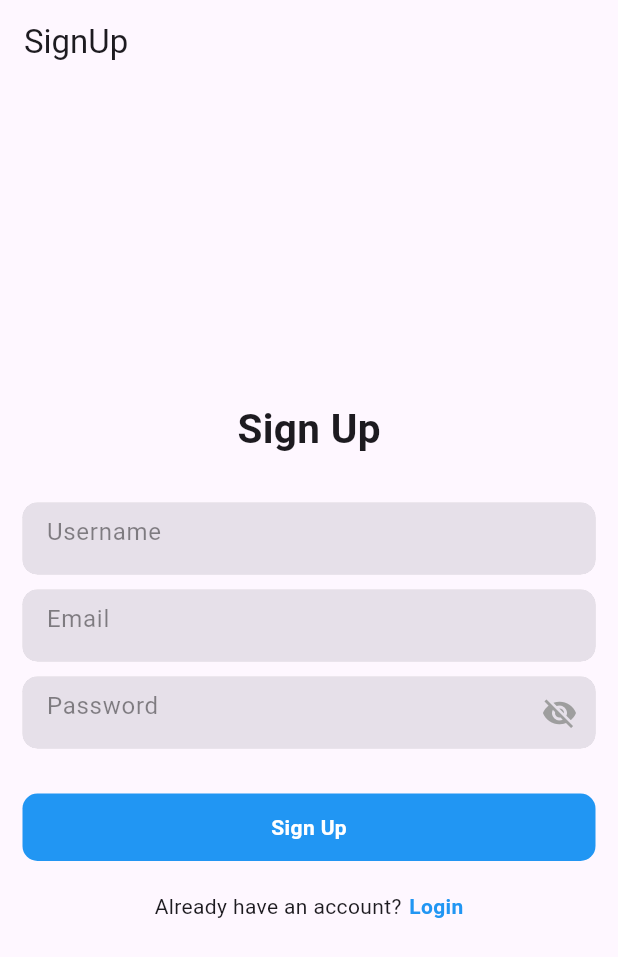
After one commit to Rdk26/real_estate_app, a Flutter app: the screen it shows after launch, after a tap on "Sign Up", on a phone screen of 412 x 824 dp. The commit adds this screen. Shown: the top 957 px of the screen. Run offline on Flutter 3.47's test engine with Material 3 defaults, Android fonts, the phone set to English and light mode, and no system bars; our stand-ins replace carousel_slider, cloud_firestore, firebase_auth, firebase_core, fluttertoast, font_awesome_flutter and 2 more; accounts and stored records are empty; network calls fail.

Commit message:
feat: implement authentication via firebase

```diff
--- /dev/null
+++ b/lib/features/app/splash_screen/splash_screen.dart
@@ -0,0 +1,37 @@
+import 'package:flutter/material.dart';
+
+class SplashScreen extends StatefulWidget {
+  final Widget? child;
+  const SplashScreen({super.key, this.child});
+
+  @override
+  State<SplashScreen> createState() => _SplashScreenState();
+}
+
+class _SplashScreenState extends State<SplashScreen> {
+  @override
+  void initState() {
+    Future.delayed(const Duration(seconds: 3), () {
+      Navigator.pushAndRemoveUntil(
+          context,
+          MaterialPageRoute(builder: (context) => widget.child!),
+          (route) => false);
+    });
+    super.initState();
+  }
+
+  @override
+  Widget build(BuildContext context) {
+    return const Scaffold(
+      body: Center(
+        child: Text(
+          "Welcome To Flutter Firebase",
+          style: TextStyle(
+            color: Colors.blue,
+            fontWeight: FontWeight.bold,
+          ),
+        ),
+      ),
+    );
+  }
+}
--- /dev/null
+++ b/lib/features/user_auth/presentation/pages/login_page.dart
@@ -0,0 +1,211 @@
+import 'package:cloud_firestore/cloud_firestore.dart';
+import 'package:firebase_auth/firebase_auth.dart';
+import 'package:flutter/material.dart';
+import 'package:real_estate_app/features/user_auth/presentation/pages/sign_up_page.dart';
+import 'package:real_estate_app/features/user_auth/presentation/widgets/form_container_widget.dart';
+import 'package:real_estate_app/global/common/toast.dart';
+import 'package:real_estate_app/features/user_auth/user_auth_implementation/firebase_auth_services.dart';
+import 'package:font_awesome_flutter/font_awesome_flutter.dart';
+import 'package:google_sign_in/google_sign_in.dart';
+
+class LoginPage extends StatefulWidget {
+  const LoginPage({super.key});
+
+  @override
+  State<LoginPage> createState() => _LoginPageState();
+}
+
+class _LoginPageState extends State<LoginPage> {
+  bool _isSigning = false;
+  final FirebaseAuthService _auth = FirebaseAuthService();
+  final FirebaseAuth _firebaseAuth = FirebaseAuth.instance;
+  final TextEditingController _emailController = TextEditingController();
+  final TextEditingController _passwordController = TextEditingController();
+
+  @override
+  void dispose() {
+    _emailController.dispose();
+    _passwordController.dispose();
+    super.dispose();
+  }
+
+  @override
+  Widget build(BuildContext context) {
+    return Scaffold(
+      appBar: AppBar(
+        automaticallyImplyLeading: false,
+        title: const Text("Login"),
+      ),
+      body: Center(
+        child: Padding(
+          padding: const EdgeInsets.symmetric(horizontal: 15),
+          child: Column(
+            mainAxisAlignment: MainAxisAlignment.center,
+            children: [
+              const Text(
+                "Login",
+                style: TextStyle(fontSize: 27, fontWeight: FontWeight.bold),
+              ),
+              const SizedBox(
+                height: 30,
+              ),
+              FormContainerWidget(
+                controller: _emailController,
+                hintText: "Email",
+                isPasswordField: false,
+              ),
+              const SizedBox(
+                height: 10,
+              ),
+              FormContainerWidget(
+                controller: _passwordController,
+                hintText: "Password",
+                isPasswordField: true,
+              ),
+              const SizedBox(
+                height: 30,
+              ),
+              GestureDetector(
+                onTap: () {
+                  _signIn();
+                },
+                child: Container(
+                  width: double.infinity,
+                  height: 45,
+                  decoration: BoxDecoration(
+                    color: Colors.blue,
+                    borderRadius: BorderRadius.circular(10),
+                  ),
+                  child: Center(
+                    child: _isSigning
+                        ? const CircularProgressIndicator(
+                            color: Colors.white,
+                          )
+                        : const Text(
+                            "Login",
+                            style: TextStyle(
+                              color: Colors.white,
+                              fontWeight: FontWeight.bold,
+                            ),
+                          ),
+                  ),
+                ),
+              ),
+              const SizedBox(
+                height: 10,
+              ),
+              GestureDetector(
+                onTap: () {
+                  _signInWithGoogle();
+                },
+                child: Container(
+                  width: double.infinity,
+                  height: 45,
+                  decoration: BoxDecoration(
+                    color: Colors.red,
+                    borderRadius: BorderRadius.circular(10),
+                  ),
+                  child: const Center(
+                    child: Row(
+                      mainAxisAlignment: MainAxisAlignment.center,
+                      children: [
+                        Icon(
+                          FontAwesomeIcons.google,
+                          color: Colors.white,
+                        ),
+                        SizedBox(
+                          width: 5,
+                        ),
+                        Text(
+                          "Sign in with Google",
+                          style: TextStyle(
+                            color: Colors.white,
+                            fontWeight: FontWeight.bold,
+                          ),
+                        ),
+                      ],
+                    ),
+                  ),
+                ),
+              ),
+              const SizedBox(
+                height: 20,
+              ),
+              Row(
+                mainAxisAlignment: MainAxisAlignment.center,
+                children: [
+                  Text("Don't have an account?"),
+                  const SizedBox(
+                    width: 5,
+                  ),
+                  GestureDetector(
+                    onTap: () {
+                      Navigator.pushAndRemoveUntil(
+                        context,
+                        MaterialPageRoute(builder: (context) => SignUpPage()),
+                        (route) => false,
+                      );
+                    },
+                    child: const Text(
+                      "Sign Up",
+                      style: TextStyle(
+                        color: Colors.blue,
+                        fontWeight: FontWeight.bold,
+                      ),
+                    ),
+                  ),
+                ],
+              ),
+            ],
+          ),
+        ),
+      ),
+    );
+  }
+
+  void _signIn() async {
+    setState(() {
+      _isSigning = true;
+    });
+
+    String email = _emailController.text;
+    String password = _passwordController.text;
+
+    User? user = await _auth.signInWithEmailAndPassword(email, password);
+
+    setState(() {
+      _isSigning = false;
+    });
+
+    if (user != null) {
+      showToast(message: "User is successfully signed in");
+      Navigator.pushNamed(context, "/home");
+    } else {
+      showToast(message: "some error occured");
+    }
+  }
+
+  _signInWithGoogle() async {
+    final GoogleSignIn _googleSignIn = GoogleSignIn();
+
+    try {
+      final GoogleSignInAccount? googleSignInAccount =
+          await _googleSignIn.signIn();
+
+      if (googleSignInAccount != null) {
+        final GoogleSignInAuthentication googleSignInAuthentication =
+            await googleSignInAccount.authentication;
+
+        final AuthCredential credential = GoogleAuthProvider.credential(
+          idToken: googleSignInAuthentication.idToken,
+          accessToken: googleSignInAuthentication.accessToken,
+        );
+
+        await _firebaseAuth.signInWithCredential(credential);
+        Navigator.pushNamed(context, "/home");
+      }
+    } catch (e) {
+      showToast(message: "some error occured $e");
+    }
+  }
+}
--- /dev/null
+++ b/lib/features/user_auth/presentation/pages/sign_up_page.dart
@@ -0,0 +1,153 @@
+import 'package:firebase_auth/firebase_auth.dart';
+import 'package:flutter/material.dart';
+import 'package:real_estate_app/features/user_auth/user_auth_implementation/firebase_auth_services.dart';
+import 'package:real_estate_app/features/user_auth/presentation/pages/login_page.dart';
+import 'package:real_estate_app/features/user_auth/presentation/widgets/form_container_widget.dart';
+import 'package:real_estate_app/global/common/toast.dart';
+
+class SignUpPage extends StatefulWidget {
+  const SignUpPage({super.key});
+
+  @override
+  State<SignUpPage> createState() => _SignUpPageState();
+}
+
+class _SignUpPageState extends State<SignUpPage> {
+  final FirebaseAuthService _auth = FirebaseAuthService();
+
+  TextEditingController _usernameController = TextEditingController();
+  TextEditingController _emailController = TextEditingController();
+  TextEditingController _passwordController = TextEditingController();
+
+  bool isSigningUp = false;
+
+  @override
+  void dispose() {
+    _usernameController.dispose();
+    _emailController.dispose();
+    _passwordController.dispose();
+    super.dispose();
+  }
+
+  @override
+  Widget build(BuildContext context) {
+    return Scaffold(
+      appBar: AppBar(
+        automaticallyImplyLeading: false,
+        title: Text("SignUp"),
+      ),
+      body: Center(
+        child: Padding(
+          padding: const EdgeInsets.symmetric(horizontal: 15),
+          child: Column(
+            mainAxisAlignment: MainAxisAlignment.center,
+            children: [
+              Text(
+                "Sign Up",
+                style: TextStyle(fontSize: 27, fontWeight: FontWeight.bold),
+              ),
+              SizedBox(
+                height: 30,
+              ),
+              FormContainerWidget(
+                controller: _usernameController,
+                hintText: "Username",
+                isPasswordField: false,
+              ),
+              SizedBox(
+                height: 10,
+              ),
+              FormContainerWidget(
+                controller: _emailController,
+                hintText: "Email",
+                isPasswordField: false,
+              ),
+              SizedBox(
+                height: 10,
+              ),
+              FormContainerWidget(
+                controller: _passwordController,
+                hintText: "Password",
+                isPasswordField: true,
+              ),
+              SizedBox(
+                height: 30,
+              ),
+              GestureDetector(
+                onTap: () {
+                  _signUp();
+                },
+                child: Container(
+                  width: double.infinity,
+                  height: 45,
+                  decoration: BoxDecoration(
+                    color: Colors.blue,
+                    borderRadius: BorderRadius.circular(10),
+                  ),
+                  child: Center(
+                      child: isSigningUp
+                          ? CircularProgressIndicator(
+                              color: Colors.white,
+                            )
+                          : Text(
+                              "Sign Up",
+                              style: TextStyle(
+                                  color: Colors.white,
+                                  fontWeight: FontWeight.bold),
+                            )),
+                ),
+              ),
+              SizedBox(
+                height: 20,
+              ),
+              Row(
+                mainAxisAlignment: MainAxisAlignment.center,
+                children: [
+                  Text("Already have an account?"),
+                  SizedBox(
+                    width: 5,
+                  ),
+                  GestureDetector(
+                      onTap: () {
+                        Navigator.pushAndRemoveUntil(
+                            context,
+                            MaterialPageRoute(
+                                builder: (context) => LoginPage()),
+                            (route) => false);
+                      },
+                      child: Text(
+                        "Login",
+                        style: TextStyle(
+                            color: Colors.blue, fontWeight: FontWeight.bold),
+                      ))
+                ],
+              )
+            ],
+          ),
+        ),
+      ),
+    );
+  }
+
+  void _signUp() async {
+    setState(() {
+      isSigningUp = true;
+    });
+
+    String username = _usernameController.text;
+    String email = _emailController.text;
+    String password = _passwordController.text;
+
+    User? user = await _auth.signUpWithEmailAndPassword(email, password);
+
+    setState(() {
+      isSigningUp = false;
+    });
+    if (user != null) {
+      showToast(message: "User is successfully created");
+      Navigator.pushNamed(context, "/home");
+    } else {
+      showToast(message: "Some error happend");
+    }
+  }
+}
--- /dev/null
+++ b/lib/features/user_auth/presentation/widgets/form_container_widget.dart
@@ -0,0 +1,75 @@
+import 'package:flutter/material.dart';
+
+class FormContainerWidget extends StatefulWidget {
+  final TextEditingController? controller;
+  final Key? fieldKey;
+  final bool? isPasswordField;
+  final String? hintText;
+  final String? labelText;
+  final String? helperText;
+  final FormFieldSetter<String>? onSaved;
+  final FormFieldValidator<String>? validator;
+  final ValueChanged<String>? onFieldSubmitted;
+  final TextInputType? inputType;
+
+  const FormContainerWidget(
+      {super.key,
+      this.controller,
+      this.isPasswordField,
+      this.fieldKey,
+      this.hintText,
+      this.labelText,
+      this.helperText,
+      this.onSaved,
+      this.validator,
+      this.onFieldSubmitted,
+      this.inputType});
+
+  @override
+  _FormContainerWidgetState createState() => new _FormContainerWidgetState();
+}
+
+class _FormContainerWidgetState extends State<FormContainerWidget> {
+  bool _obscureText = true;
+
+  @override
+  Widget build(BuildContext context) {
+    return Container(
+      width: double.infinity,
+      clipBehavior: Clip.hardEdge,
+      decoration: BoxDecoration(
+        color: Colors.grey.withOpacity(.35),
+        borderRadius: BorderRadius.circular(10),
+      ),
+      child: TextFormField(
+        style: const TextStyle(color: Colors.black),
+        controller: widget.controller,
+        keyboardType: widget.inputType,
+        key: widget.fieldKey,
+        obscureText: widget.isPasswordField == true ? _obscureText : false,
+        onSaved: widget.onSaved,
+        validator: widget.validator,
+        onFieldSubmitted: widget.onFieldSubmitted,
+        decoration: InputDecoration(
+          border: InputBorder.none,
+          filled: true,
+          hintText: widget.hintText,
+          hintStyle: const TextStyle(color: Colors.black45),
+          suffixIcon: GestureDetector(
+            onTap: () {
+              setState(() {
+                _obscureText = !_obscureText;
+              });
+            },
+            child: widget.isPasswordField == true
+                ? Icon(
+                    _obscureText ? Icons.visibility_off : Icons.visibility,
+                    color: _obscureText == false ? Colors.blue : Colors.grey,
+                  )
+                : const Text(""),
+          ),
+        ),
+      ),
+    );
+  }
+}
--- /dev/null
+++ b/lib/features/user_auth/user_auth_implementation/firebase_auth_services.dart
@@ -0,0 +1,39 @@
+import 'package:firebase_auth/firebase_auth.dart';
+
+import '../../../global/common/toast.dart';
+
+class FirebaseAuthService {
+  final FirebaseAuth _auth = FirebaseAuth.instance;
+
+  Future<User?> signUpWithEmailAndPassword(
+      String email, String password) async {
+    try {
+      UserCredential credential = await _auth.createUserWithEmailAndPassword(
+          email: email, password: password);
+      return credential.user;
+    } on FirebaseAuthException catch (e) {
+      if (e.code == 'email-already-in-use') {
+        showToast(message: 'The email address is already in use.');
+      } else {
+        showToast(message: 'An error occurred: ${e.code}');
+      }
+    }
+    return null;
+  }
+
+  Future<User?> signInWithEmailAndPassword(
+      String email, String password) async {
+    try {
+      UserCredential credential = await _auth.signInWithEmailAndPassword(
+          email: email, password: password);
+      return credential.user;
+    } on FirebaseAuthException catch (e) {
+      if (e.code == 'user-not-found' || e.code == 'wrong-password') {
+        showToast(message: 'Invalid email or password.');
+      } else {
+        showToast(message: 'An error occurred: ${e.code}');
+      }
+    }
+    return null;
+  }
+}
--- a/lib/main.dart
+++ b/lib/main.dart
@@ -1,9 +1,12 @@
 import 'package:firebase_core/firebase_core.dart';
 import 'package:flutter/material.dart';
 import 'package:real_estate_app/firebase_options.dart';
-import 'package:real_estate_app/pages/login.dart';
-import 'package:real_estate_app/pages/register.dart';
+// import 'package:real_estate_app/pages/login.dart';
+// import 'package:real_estate_app/pages/register.dart';
 import 'pages/root.dart';
+import 'package:real_estate_app/features/user_auth/presentation/pages/sign_up_page.dart';
+import 'package:real_estate_app/features/user_auth/presentation/pages/login_page.dart';
+import 'package:real_estate_app/features/app/splash_screen/splash_screen.dart';
 import 'theme/color.dart';
 
 Future<void> main() async {
@@ -27,10 +30,12 @@ class MyApp extends StatelessWidget {
           primaryColor: AppColor.primary,
         ),
         routes: {
-          // '/': (context) => const StartScreen(),
-          '/': (context) => LoginScreen(),
-          '/register': (context) => RegisterScreen(),
-          // '/forgetpassword': (context) => const ForgetPasswordScreen(),
+          '/': (context) => const SplashScreen(
+                // Here, you can decide whether to show the LoginPage or HomePage based on user authentication
+                child: LoginPage(),
+              ),
+          '/login': (context) => const LoginPage(),
+          '/signUp': (context) => const SignUpPage(),
           '/home': (context) => const RootApp(),
         });
   }
--- /dev/null
+++ b/lib/models/user.dart
@@ -0,0 +1,23 @@
+class User {
+  final String? id;
+  final String name;
+  final String lastname;
+  final String email;
+  final String password;
+
+  const User(
+      {this.id,
+      required this.name,
+      required this.lastname,
+      required this.email,
+      required this.password});
+
+  Map<String, dynamic> toJson() {
+    return {
+      'Name': name,
+      'Lastname': lastname,
+      'Email': email,
+      'Password': password
+    };
+  }
+}
--- /dev/null
+++ b/lib/pages/firebase_auth_services.dart
@@ -0,0 +1,39 @@
+import 'package:firebase_auth/firebase_auth.dart';
+
+import '../../../global/common/toast.dart';
+
+class FirebaseAuthService {
+  FirebaseAuth _auth = FirebaseAuth.instance;
+
+  Future<User?> signUpWithEmailAndPassword(
+      String email, String password) async {
+    try {
+      UserCredential credential = await _auth.createUserWithEmailAndPassword(
+          email: email, password: password);
+      return credential.user;
+    } on FirebaseAuthException catch (e) {
+      if (e.code == 'email-already-in-use') {
+        showToast(message: 'The email address is already in use.');
+      } else {
+        showToast(message: 'An error occurred: ${e.code}');
+      }
+    }
+    return null;
+  }
+
+  Future<User?> signInWithEmailAndPassword(
+      String email, String password) async {
+    try {
+      UserCredential credential = await _auth.signInWithEmailAndPassword(
+          email: email, password: password);
+      return credential.user;
+    } on FirebaseAuthException catch (e) {
+      if (e.code == 'user-not-found' || e.code == 'wrong-password') {
+        showToast(message: 'Invalid email or password.');
+      } else {
+        showToast(message: 'An error occurred: ${e.code}');
+      }
+    }
+    return null;
+  }
+}
--- a/lib/pages/register.dart
+++ b/lib/pages/register.dart
@@ -3,8 +3,12 @@ import 'package:flutter/material.dart';
 
 class RegisterScreen extends StatelessWidget {
   final GlobalKey<FormState> _formKey = GlobalKey<FormState>();
+  // final TextEditingController nameController = TextEditingController();
+  // final TextEditingController lastnameController = TextEditingController();
   final TextEditingController emailController = TextEditingController();
   final TextEditingController passwordController = TextEditingController();
+
+  RegisterScreen({super.key});
 
   Future<void> registerUser(BuildContext context) async {
     if (_formKey.currentState!.validate()) {
@@ -13,6 +17,8 @@ class RegisterScreen extends StatelessWidget {
             await FirebaseAuth.instance.createUserWithEmailAndPassword(
           email: emailController.text,
           password: passwordController.text,
+          // name: nameController.text,
+          // lastname: lastnameController.text,
         );
         // Navigate to another screen after registration
       } catch (e) {
@@ -38,6 +44,26 @@ class RegisterScreen extends StatelessWidget {
           child: Column(
             mainAxisAlignment: MainAxisAlignment.center,
             children: [
+              // TextFormField(
+              //   controller: nameController,
+              //   decoration: InputDecoration(labelText: 'Name'),
+              //   validator: (value) {
+              //     if (value!.isEmpty) {
+              //       return 'Please enter your name';
+              //     }
+              //     return null;
+              //   },
+              // ),
+              // TextFormField(
+              //   controller: lastnameController,
+              //   decoration: InputDecoration(labelText: 'Lastname'),
+              //   validator: (value) {
+              //     if (value!.isEmpty) {
+              //       return 'Please enter your lastname';
+              //     }
+              //     return null;
+              //   },
+              // ),
               TextFormField(
                 controller: emailController,
                 decoration: InputDecoration(labelText: 'Email'),
@@ -63,6 +89,13 @@ class RegisterScreen extends StatelessWidget {
                 onPressed: () => registerUser(context),
                 child: Text('Register'),
               ),
+              SizedBox(height: 16),
+              TextButton(
+                onPressed: () {
+                  Navigator.pushReplacementNamed(context, '/login');
+                },
+                child: Text('Já tem uma conta? Clique aqui para fazer login'),
+              ),
             ],
           ),
         ),
--- a/pubspec.yaml
+++ b/pubspec.yaml
@@ -40,6 +40,10 @@ dependencies:
   carousel_slider: ^4.2.1
   firebase_core: ^2.31.0
   firebase_auth: ^4.19.5
+  cloud_firestore: ^4.17.3
+  get: ^4.6.6
+  fluttertoast: ^8.2.5
+  google_sign_in: ^6.2.1
 
 dev_dependencies:
   flutter_test:
```
Also changed, not shown: lib/global/common/toast.dart (added, +14 -0 lines), lib/repository/user_repsitory.dart (added, +54 -0 lines), lib/controllers/user_controller.dart (added), pubspec.lock, 3 other files.
